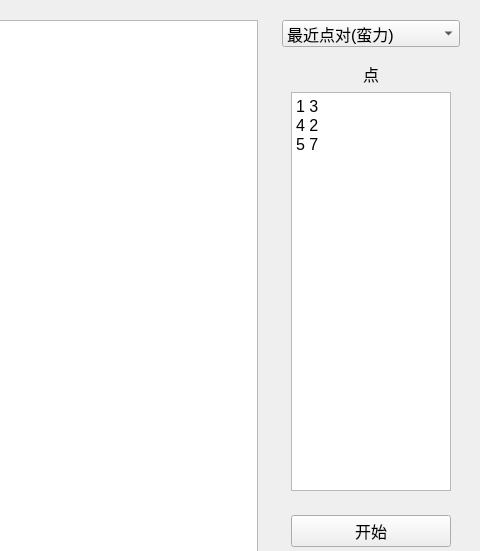
Above: ui/ui.ui from 0zero000zero0/GZU_algorithm_final_tasks before the change; both pictures show x 520 to 1000 and y 0 to 551 of the 1000 by 800 pixel window. Below: the same form after it.
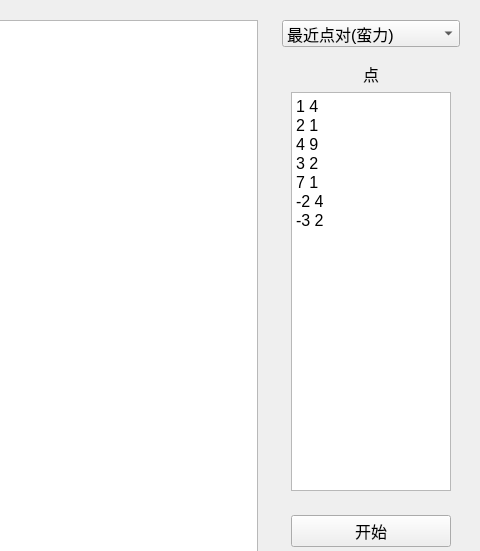
That is the form after the change.

The edit to the form file:
```diff
--- a/ui/ui.ui
+++ b/ui/ui.ui
@@ -103,9 +103,13 @@
             <enum>QPlainTextEdit::WidgetWidth</enum>
            </property>
            <property name="plainText">
-            <string>1 3
-4 2
-5 7</string>
+            <string>1 4
+2 1
+4 9
+3 2
+7 1
+-2 4
+-3 2</string>
            </property>
            <property name="placeholderText">
             <string extracomment="使用空格隔开坐标 使用换行隔开点">使用空格隔开坐标 使用换行隔开点 </string>
```
